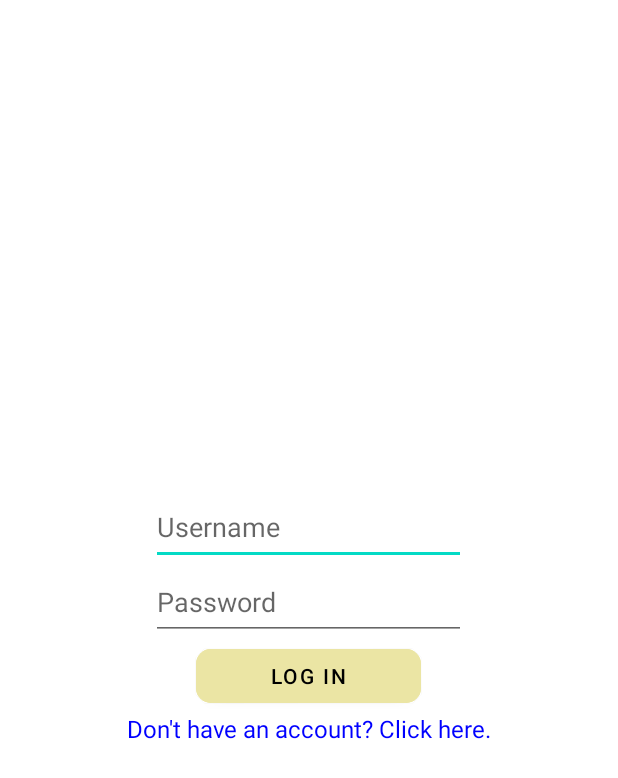
After one commit to marvin-koch/GroupHub, an Android app: the layout aribah.xml on its own in the app's theme, with its tools: preview values and no code run, on a phone screen of 412 x 824 dp. The commit adds this screen. Shown: the top 778 px of the screen. Run offline under Robolectric (Android 15) with nearby library versions, the phone set to English and light mode, and no system bars.

Commit message:
added the layout of the login page

```diff
--- /dev/null
+++ b/app/src/main/res/layout/aribah.xml
@@ -0,0 +1,44 @@
+<?xml version="1.0" encoding="utf-8"?>
+<LinearLayout xmlns:android="http://schemas.android.com/apk/res/android"
+    xmlns:app="http://schemas.android.com/apk/res-auto"
+    android:layout_width="match_parent"
+    android:layout_height="match_parent"
+    android:orientation="vertical"
+    android:gravity="center"
+    android:padding="16dp">
+
+    <EditText
+        android:inputType="text"
+        android:id="@+id/editTextUsername"
+        android:layout_width="210dp"
+        android:layout_height="50dp"
+        android:hint="@string/username"
+        android:autofillHints="Username" />
+
+    <EditText
+        android:id="@+id/editTextPassword"
+        android:layout_width="210dp"
+        android:layout_height="50dp"
+        android:hint="@string/password"
+        android:autofillHints="Password"
+        android:inputType="textPassword" />
+
+    <Button
+        android:id="@+id/buttonLogin"
+        android:layout_width="150dp"
+        android:layout_height="wrap_content"
+        android:backgroundTint="#ebe5a4"
+        android:text="@string/log_in"
+        android:textColor="#000000"
+        app:cornerRadius="10dp" />
+
+    <TextView
+        android:id="@+id/textViewCreateAccount"
+        android:layout_width="match_parent"
+        android:layout_height="wrap_content"
+        android:gravity="center"
+        android:text="@string/don_t_have_an_account_click_here"
+        android:textColor="#0000FF"
+        android:textSize="16sp" />
+
+</LinearLayout>
--- a/app/src/main/res/values/strings.xml
+++ b/app/src/main/res/values/strings.xml
@@ -3,4 +3,8 @@
     <string name="title_home">Home</string>
     <string name="title_dashboard">Dashboard</string>
     <string name="title_notifications">Notifications</string>
+    <string name="username">Username</string>
+    <string name="password">Password</string>
+    <string name="log_in">Log in</string>
+    <string name="don_t_have_an_account_click_here">Don\'t have an account? Click here.</string>
 </resources>
```
